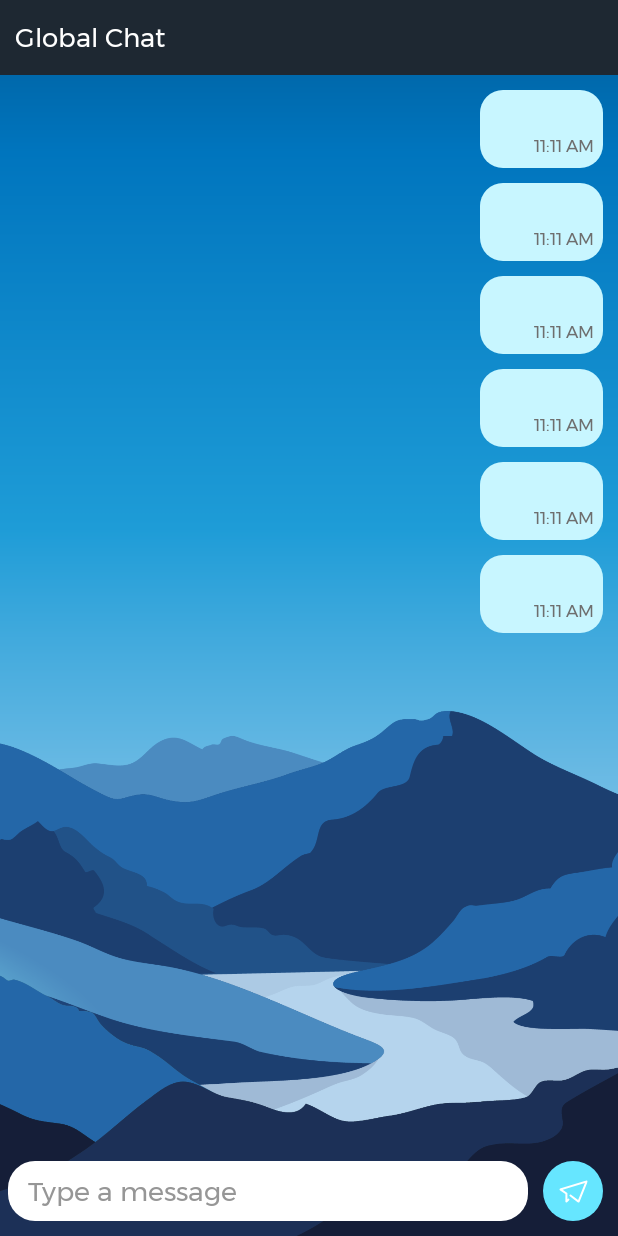
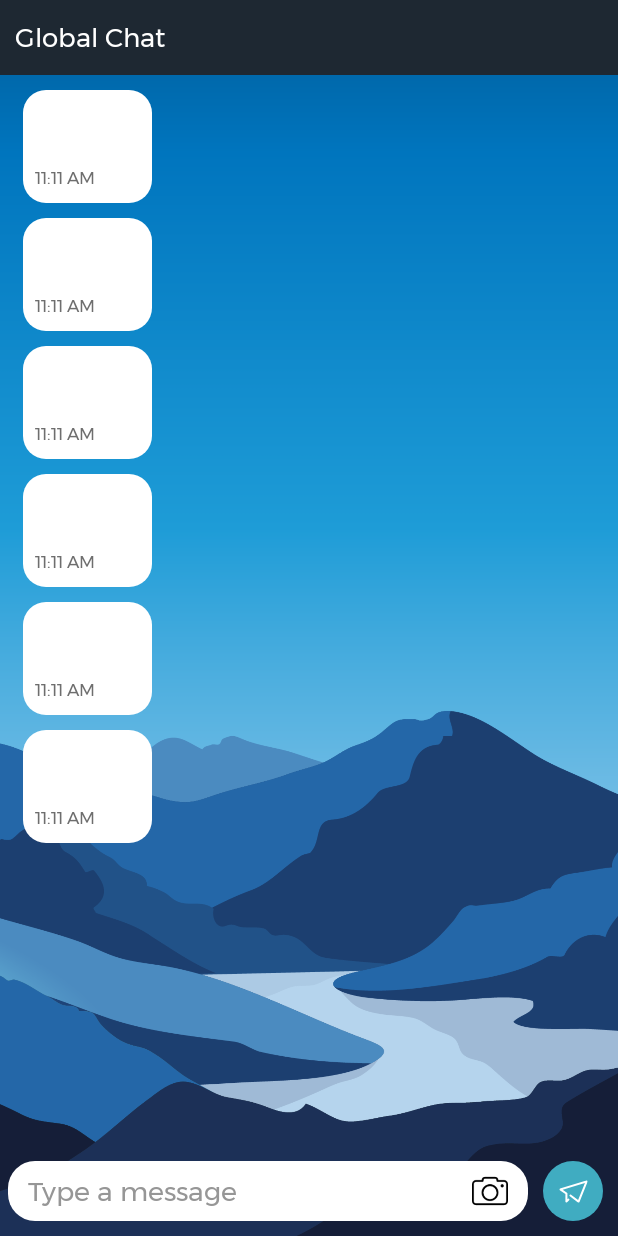
Before and after one commit to frez-z/sembang_app, an Android app: the layout activity_main.xml on its own in the app's theme, with its tools: preview values and no code run, on a phone screen of 412 x 824 dp. Run offline under Robolectric (Android 15) with nearby library versions, the light colour scheme and no system bars.

Commit message:
modify files

```diff
--- a/app/src/main/res/layout/activity_main.xml
+++ b/app/src/main/res/layout/activity_main.xml
@@ -31,7 +31,7 @@
         android:layout_below="@id/header_title"
         android:layout_marginBottom="15dp"
         tools:itemCount="60"
-        tools:listitem="@layout/item_sender" />
+        tools:listitem="@layout/item_senders" />
 
     <EditText
         android:id="@+id/send_text"
@@ -45,15 +45,26 @@
         android:hint="@string/type_a_message"
         android:importantForAutofill="no"
         android:inputType="textMultiLine"
-        android:maxHeight="95dp"
+        android:maxHeight="100dp"
         android:minHeight="40dp"
         android:paddingStart="13dp"
-        android:paddingEnd="10dp"
+        android:paddingEnd="50dp"
         android:paddingTop="5dp"
         android:paddingBottom="5dp"
         android:textColor="@color/black"
         android:backgroundTint="#FFFFFFFF"
         android:textColorHint="#969696" />
+
+    <ImageButton
+        android:layout_marginEnd="5dp"
+        android:layout_width="40dp"
+        android:layout_height="40dp"
+        android:layout_alignEnd="@id/send_text"
+        android:layout_alignBottom="@id/send_text"
+        android:background="@drawable/round_18dp"
+        android:padding="8dp"
+        android:scaleType="fitCenter"
+        android:src="@drawable/icon_camera" />
 
     <ImageButton
         android:id="@+id/send_button"
@@ -64,7 +75,7 @@
         android:layout_marginEnd="10dp"
         android:layout_marginBottom="10dp"
         android:background="@drawable/round_20dp"
-        android:backgroundTint="#66E6FF"
+        android:backgroundTint="#40ACC1"
         android:src="@drawable/icon_sent"
         tools:ignore="ContentDescription" />
 
--- a/app/src/main/res/layout/item_sender.xml
+++ b/app/src/main/res/layout/item_current_user.xml
@@ -19,22 +19,35 @@
         android:padding="6dp"
         tools:ignore="UselessParent">
 
+        <ImageView
+            android:id="@+id/image_user"
+            android:layout_width="200dp"
+            android:layout_height="200dp"
+            android:layout_margin="5dp"
+            android:layout_marginBottom="2dp"
+            android:background="@color/black"
+            android:src="@drawable/background_default"
+            android:visibility="gone"
+            tools:ignore="ContentDescription" />
+
         <TextView
-            android:textColor="@color/black"
-            android:id="@+id/sender_message"
+            android:id="@+id/user_message"
             android:layout_width="wrap_content"
             android:layout_height="wrap_content"
-            android:maxWidth="300dp"
-            android:minWidth="70dp"
+            android:layout_below="@id/image_user"
+            android:layout_alignEnd="@id/image_user"
+            android:maxWidth="200dp"
+            android:minWidth="50dp"
             android:minHeight="20dp"
-            />
+            android:textAlignment="textEnd"
+            android:textColor="@color/black" />
 
         <TextView
-            android:id="@+id/sender_time"
+            android:id="@+id/user_time"
             android:layout_width="60dp"
             android:layout_height="18dp"
-            android:layout_below="@+id/sender_message"
-            android:layout_alignEnd="@+id/sender_message"
+            android:layout_below="@+id/user_message"
+            android:layout_alignEnd="@+id/user_message"
             android:layout_marginTop="0dp"
             android:text="@string/_11_11_am"
             android:textAlignment="textEnd"
--- a/app/src/main/res/layout/item_receiver.xml
+++ b/app/src/main/res/layout/item_senders.xml
@@ -1,5 +1,6 @@
 <?xml version="1.0" encoding="utf-8"?>
 <RelativeLayout xmlns:android="http://schemas.android.com/apk/res/android"
+    xmlns:tools="http://schemas.android.com/tools"
     android:layout_width="wrap_content"
     android:layout_height="wrap_content"
     android:maxWidth="200dp"
@@ -19,11 +20,23 @@
         android:minWidth="70dp"
         android:textColor="@color/black"/>
 
+    <ImageView
+        android:background="@color/black"
+        android:layout_marginTop="2dp"
+        android:layout_below="@id/sender_name"
+        android:id="@+id/image_sender"
+        android:layout_width="200dp"
+        android:layout_height="200dp"
+        android:src="@drawable/background_default"
+        android:layout_marginBottom="2dp"
+        android:visibility="gone"
+        tools:ignore="ContentDescription" />
+
     <TextView
         android:id="@+id/sender_message"
         android:layout_width="wrap_content"
         android:layout_height="wrap_content"
-        android:layout_below="@+id/sender_name"
+        android:layout_below="@+id/image_sender"
         android:maxWidth="300dp"
         android:minWidth="70dp"
         android:minHeight="20dp"
@@ -35,10 +48,9 @@
         android:layout_width="50dp"
         android:layout_height="18dp"
         android:layout_below="@+id/sender_message"
-        android:layout_alignEnd="@+id/sender_message"
+        android:layout_alignStart="@+id/sender_message"
         android:layout_marginTop="0dp"
         android:text="@string/_11_11_am"
-        android:textAlignment="textEnd"
         android:textColor="#6E6E6E"
         android:textSize="11sp" />
 
```
Also changed, not shown: app/src/main/java/com/frezz/sembang/LoginActivity.kt (+9 -0 lines), app/src/main/java/com/frezz/sembang/MainActivity.kt (+3 -8 lines), app/src/main/java/com/frezz/sembang/PasswordActivity.kt (+9 -0 lines), app/src/main/java/com/frezz/sembang/RegisterActivity.kt (+15 -0 lines), app/src/main/java/com/frezz/sembang/ShowActivity.kt (+5 -2 lines), app/src/main/res/layout/activity_login.xml (+7 -3 lines), app/src/main/res/layout/activity_password.xml (+6 -2 lines), app/src/main/res/layout/activity_register.xml (+12 -6 lines), app/src/main/res/drawable-v24/menu.png (deleted), app/src/main/res/drawable/icon_camera.png (added).
